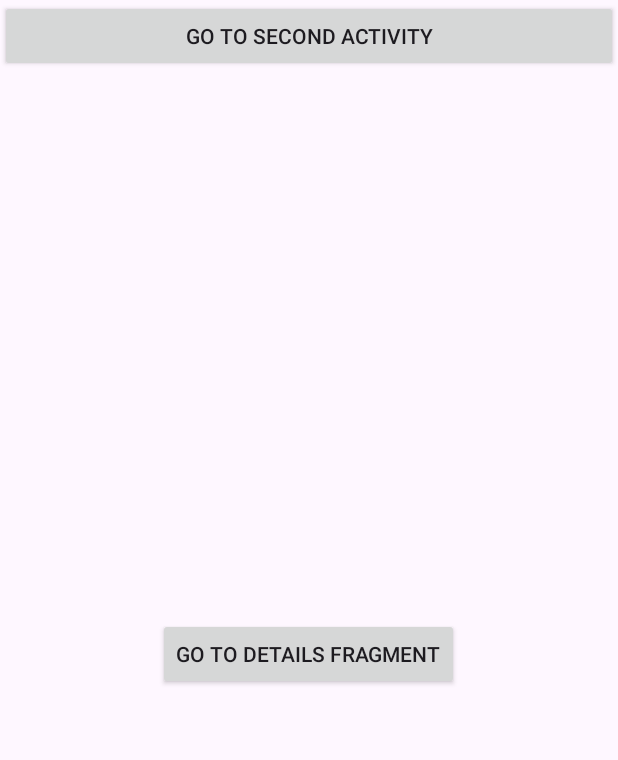
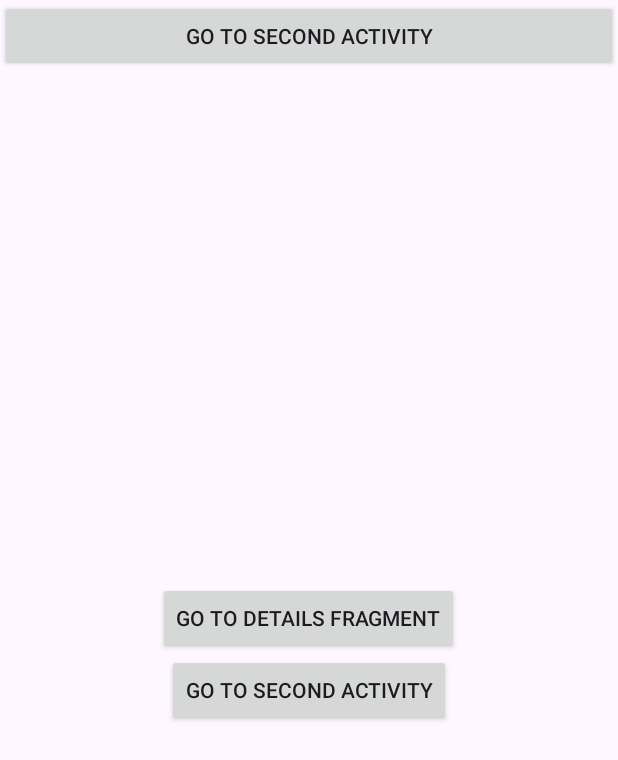
Before and after one commit to seethachakkapalli/SampleApplication, an Android app: the screen it shows after launch (MainActivity), on a phone screen of 412 x 824 dp. Shown: the top 760 px of the screen. Run offline under Robolectric (Android 15) with nearby library versions, the phone set to English and light mode, and no system bars; our stand-ins replace Dagger/Hilt's generated code, data binding.

Commit message:
tried to move to another activity and get back from that second activity to main fragment - but got java.lang.IllegalArgumentException: ID does not reference a View inside this Activity

```diff
--- a/app/src/main/java/com/example/sampleapplication/MainActivity.kt
+++ b/app/src/main/java/com/example/sampleapplication/MainActivity.kt
@@ -28,7 +28,7 @@ class MainActivity : DaggerAppCompatActivity() {
 
     fun initListeners() {
         binding.btSecondActivity.setOnClickListener {
-            findNavController(R.id.nav_container).navigate(R.id.bt_second_activity)
+            findNavController(R.id.nav_container).navigate(R.layout.activity_second)
         }
     }
 }
--- a/app/src/main/java/com/example/sampleapplication/fragment/PostsFragment.kt
+++ b/app/src/main/java/com/example/sampleapplication/fragment/PostsFragment.kt
@@ -31,5 +31,9 @@ class PostsFragment : Fragment() {
         binding.btDetails.setOnClickListener {
             findNavController().navigate(R.id.action_postsFragment_to_detailsFragment)
         }
+
+        binding.btSecondActivity.setOnClickListener {
+            findNavController().navigate(R.id.action_postsFragment_to_secondActivity2)
+        }
     }
 }
--- a/app/src/main/res/layout/fragment_posts.xml
+++ b/app/src/main/res/layout/fragment_posts.xml
@@ -17,5 +17,10 @@
             android:layout_width="wrap_content"
             android:layout_height="wrap_content"
             android:text="Go to details fragment" />
+        <androidx.appcompat.widget.AppCompatButton
+            android:id="@+id/bt_second_activity"
+            android:layout_width="wrap_content"
+            android:layout_height="wrap_content"
+            android:text="Go to second activity" />
     </LinearLayout>
 </layout>
--- a/app/src/main/res/navigation/nav_graph.xml
+++ b/app/src/main/res/navigation/nav_graph.xml
@@ -22,5 +22,15 @@
         <action
             android:id="@+id/action_postsFragment_to_detailsFragment"
             app:destination="@id/detailsFragment" />
+        <action
+            android:id="@+id/action_postsFragment_to_secondActivity2"
+            app:destination="@id/secondActivity2" />
     </fragment>
+    <activity
+        android:id="@+id/secondActivity2"
+        android:name="com.example.sampleapplication.SecondActivity"
+        android:label="activity_second"
+        tools:layout="@layout/activity_second">
+
+    </activity>
 </navigation>
```
Also changed, not shown: app/src/main/java/com/example/sampleapplication/SecondActivity.kt (+9 -0 lines), app/src/main/res/layout/activity_second.xml (+10 -4 lines).
